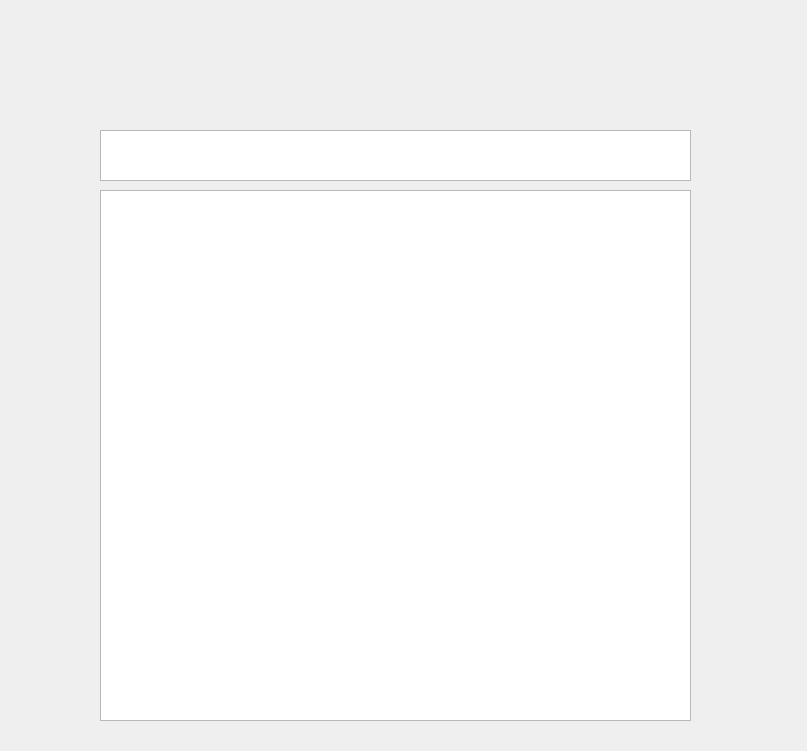
Old version of the form untitled.ui in the repository SongDohwan/transfer-learning-conv-ai.
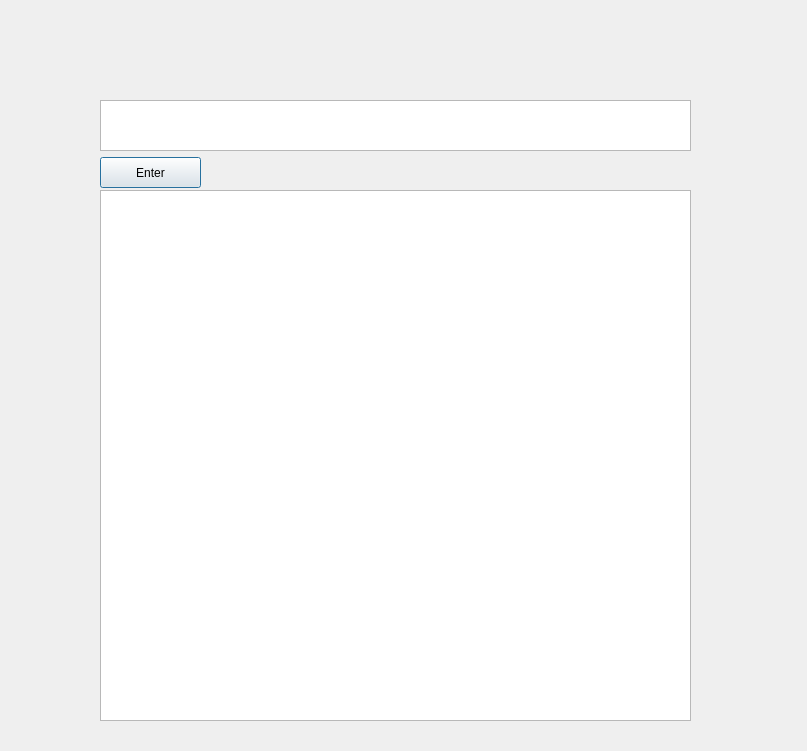
New version of the form.

```diff
--- a/untitled.ui
+++ b/untitled.ui
@@ -27,12 +27,25 @@
    <property name="geometry">
     <rect>
      <x>100</x>
-     <y>130</y>
+     <y>100</y>
      <width>591</width>
      <height>51</height>
     </rect>
    </property>
   </widget>
+  <widget class="QPushButton" name="enter">
+   <property name="geometry">
+    <rect>
+     <x>100</x>
+     <y>157</y>
+     <width>101</width>
+     <height>31</height>
+    </rect>
+   </property>
+   <property name="text">
+    <string>Enter</string>
+   </property>
+  </widget>
  </widget>
  <resources/>
  <connections/>
```
Left out of the diff: 4 changed lines with no effect on the pictures.
